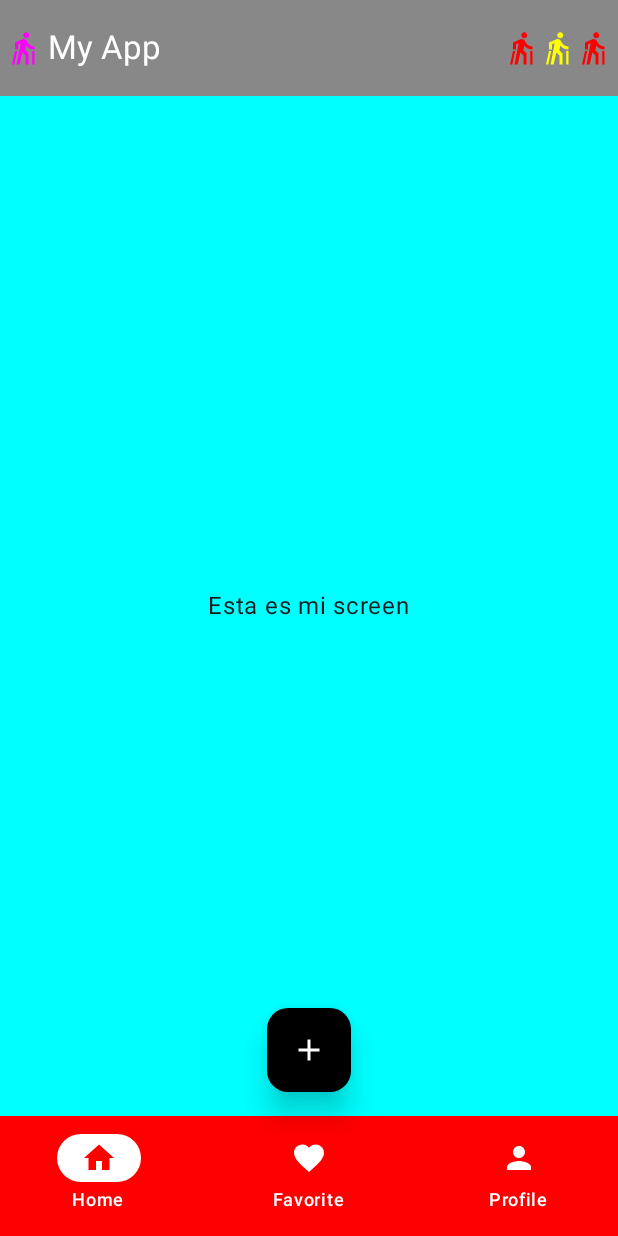
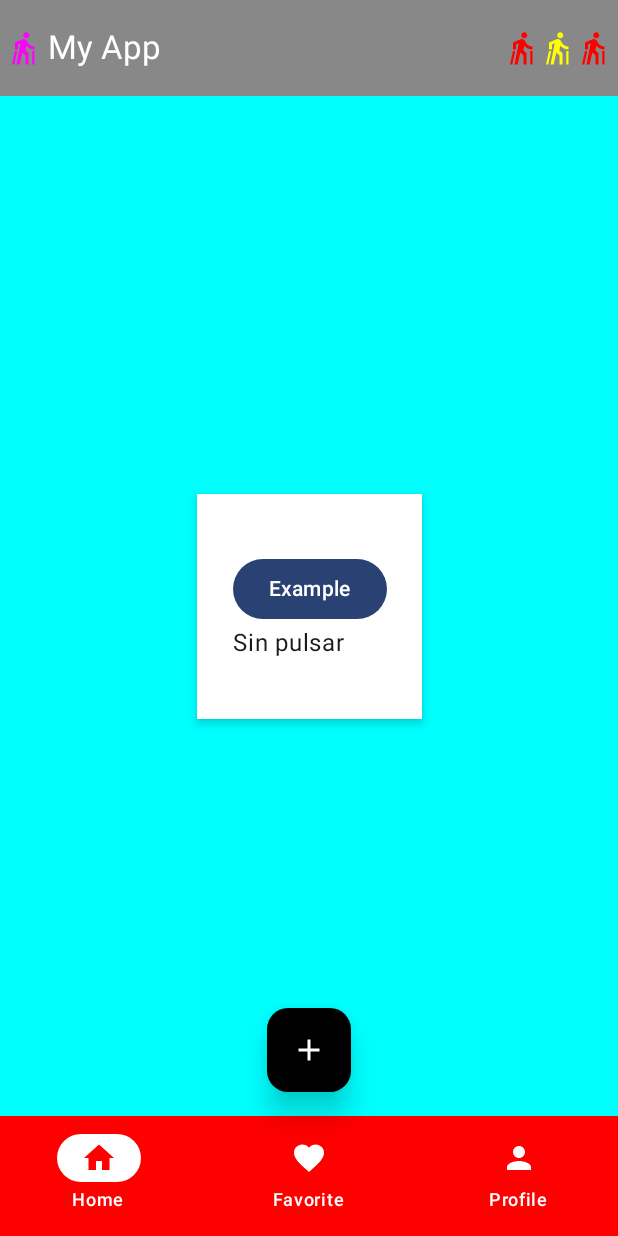
Before and after one commit to VicLT/UDEMY_Jetpack_Compose, an Android app built with Jetpack Compose: the screen it shows after launch (MainActivity), on a phone screen of 412 x 824 dp. Run offline under Robolectric (Android 15) with nearby library versions, the phone set to English and light mode, and no system bars.

Commit message:
Interaction Source

```diff
--- a/app/src/main/java/udemy/victorlamas/myfirstcomposeapp/MainActivity.kt
+++ b/app/src/main/java/udemy/victorlamas/myfirstcomposeapp/MainActivity.kt
@@ -34,6 +34,7 @@ import udemy.victorlamas.myfirstcomposeapp.components.MyFAB
 import udemy.victorlamas.myfirstcomposeapp.components.MyModalDrawer
 import udemy.victorlamas.myfirstcomposeapp.components.MyNavigationBar
 import udemy.victorlamas.myfirstcomposeapp.components.MyTopAppBar
+import udemy.victorlamas.myfirstcomposeapp.components.advanced.InteractionSourceExample
 import udemy.victorlamas.myfirstcomposeapp.components.model.PokemonCombat
 import udemy.victorlamas.myfirstcomposeapp.login.Greeting
 import udemy.victorlamas.myfirstcomposeapp.ui.theme.MyFirstComposeAppTheme
@@ -117,6 +118,8 @@ class MainActivity : ComponentActivity() {
                                     }
                                 }
                             )
+
+                            InteractionSourceExample()
                         }
                     }
                 }
--- /dev/null
+++ b/app/src/main/java/udemy/victorlamas/myfirstcomposeapp/components/advanced/InteractionSource.kt
@@ -0,0 +1,47 @@
+package udemy.victorlamas.myfirstcomposeapp.components.advanced
+
+import androidx.compose.foundation.LocalIndication
+import androidx.compose.foundation.background
+import androidx.compose.foundation.clickable
+import androidx.compose.foundation.interaction.MutableInteractionSource
+import androidx.compose.foundation.interaction.collectIsPressedAsState
+import androidx.compose.foundation.layout.Box
+import androidx.compose.foundation.layout.Column
+import androidx.compose.foundation.layout.size
+import androidx.compose.material3.Button
+import androidx.compose.material3.Text
+import androidx.compose.runtime.Composable
+import androidx.compose.runtime.getValue
+import androidx.compose.runtime.remember
+import androidx.compose.ui.Alignment
+import androidx.compose.ui.Modifier
+import androidx.compose.ui.draw.shadow
+import androidx.compose.ui.graphics.Color
+import androidx.compose.ui.unit.dp
+
+@Composable
+fun InteractionSourceExample(modifier: Modifier = Modifier) {
+    val interaction = remember { MutableInteractionSource() }
+    val isPressed by interaction.collectIsPressedAsState()
+
+    Box(
+        Modifier
+            .size(150.dp)
+            .shadow(if (isPressed) 16.dp else 4.dp)
+            //.background(if (isPressed) Color.Red else Color.White)
+            .background(Color.White)
+            .clickable(
+                interactionSource = interaction,
+                indication = LocalIndication.current
+            ) {},
+        contentAlignment = Alignment.Center
+    ) {
+        Column {
+            Button(onClick = {}, interactionSource = interaction) {
+                Text("Example")
+            }
+            Text(text = if (isPressed) "Pulsado" else "Sin pulsar")
+
+        }
+    }
+}
```
